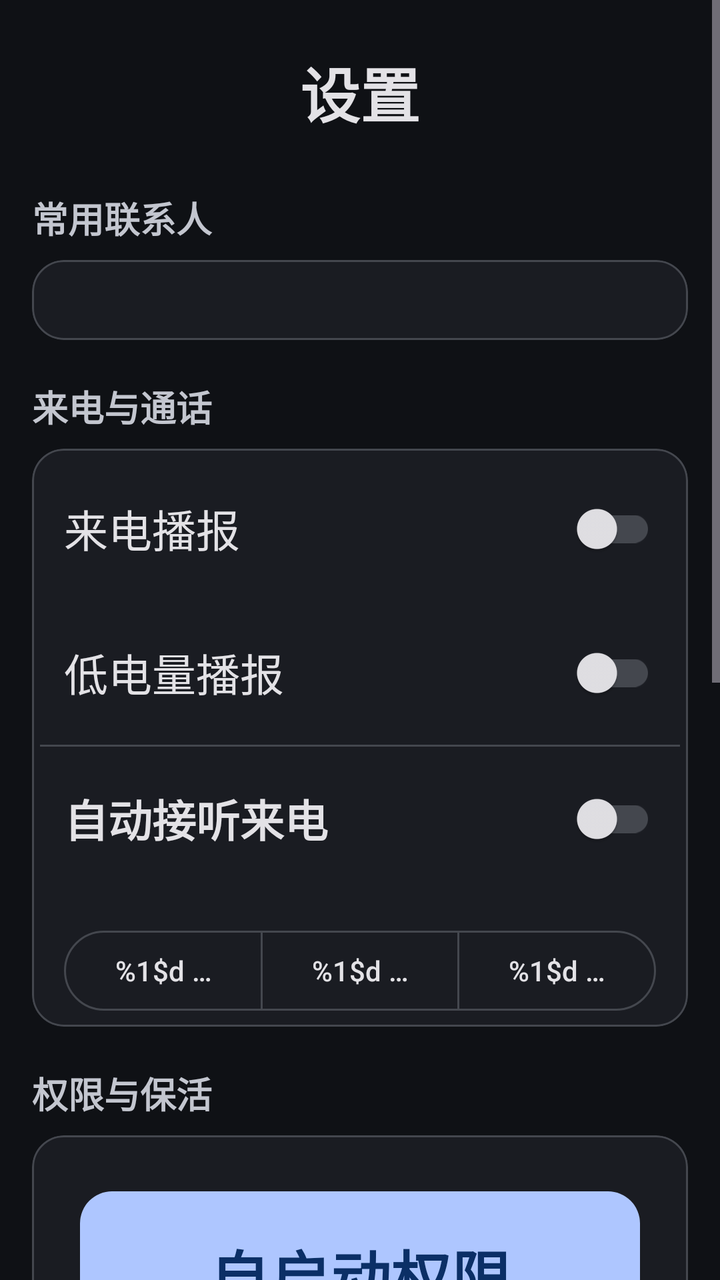
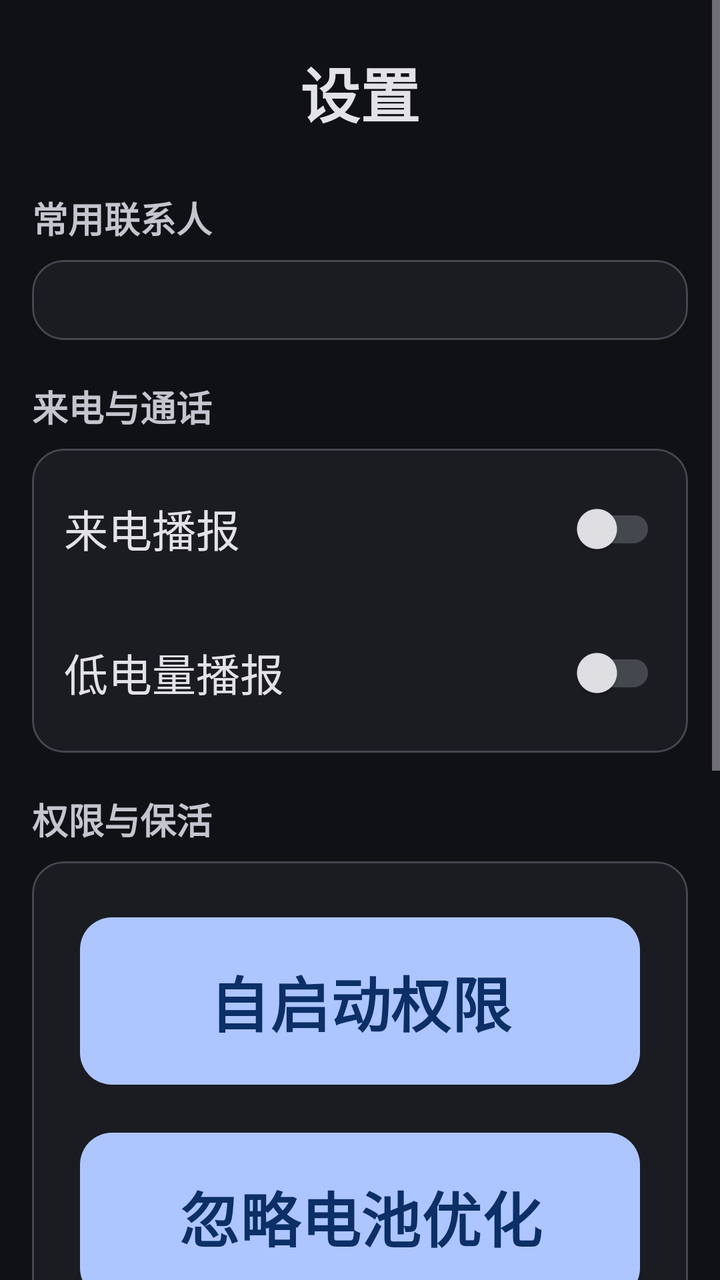

Screens rendered from an Android XML layout before and after an edit, with the pre-edit source and the edit as a unified diff.
<!-- AndroidManifest.xml: application theme Theme.ElderLauncher -->
<!-- res/layout/activity_settings.xml -->
<?xml version="1.0" encoding="utf-8"?>
<ScrollView xmlns:android="http://schemas.android.com/apk/res/android"
    xmlns:app="http://schemas.android.com/apk/res-auto"
    android:layout_width="match_parent"
    android:layout_height="match_parent"
    android:background="?android:colorBackground">

    <LinearLayout
        android:orientation="vertical"
        android:padding="16dp"
        android:layout_width="match_parent"
        android:layout_height="wrap_content">

        <TextView
            android:layout_width="match_parent"
            android:layout_height="wrap_content"
            android:text="@string/settings_title"
            android:textSize="30sp"
            android:textStyle="bold"
            android:gravity="center"
            android:textColor="?attr/colorOnSurface"
            android:padding="8dp" />

        
        <TextView
            android:layout_width="match_parent"
            android:layout_height="wrap_content"
            android:text="@string/set_fav_title"
            android:textSize="18sp"
            android:textStyle="bold"
            android:textColor="?attr/colorOnSurfaceVariant"
            android:layout_marginTop="20dp"
            android:layout_marginBottom="8dp" />

        <com.google.android.material.card.MaterialCardView
            android:layout_width="match_parent"
            android:layout_height="wrap_content"
            app:cardBackgroundColor="?attr/colorSurface"
            app:cardCornerRadius="16dp"
            app:strokeColor="?attr/colorOutline"
            app:strokeWidth="1dp"
            app:contentPadding="16dp">

            <LinearLayout
                android:orientation="vertical"
                android:layout_width="match_parent"
                android:layout_height="wrap_content">
                <TextView android:text="@string/set_fav_tip" android:textSize="14sp"
                    android:textColor="?attr/colorOnSurfaceVariant"
                    android:layout_marginBottom="8dp" />
                <LinearLayout
                    android:id="@+id/favContainer"
                    android:orientation="vertical"
                    android:layout_width="match_parent"
                    android:layout_height="wrap_content" />
            </LinearLayout>
        </com.google.android.material.card.MaterialCardView>

        
        <TextView
            android:layout_width="match_parent"
            android:layout_height="wrap_content"
            android:text="@string/section_call"
            android:textSize="18sp"
            android:textStyle="bold"
            android:textColor="?attr/colorOnSurfaceVariant"
            android:layout_marginTop="20dp"
            android:layout_marginBottom="8dp" />

        <com.google.android.material.card.MaterialCardView
            android:layout_width="match_parent"
            android:layout_height="wrap_content"
            app:cardBackgroundColor="?attr/colorSurface"
            app:cardCornerRadius="16dp"
            app:strokeColor="?attr/colorOutline"
            app:strokeWidth="1dp"
            app:contentPadding="4dp">

            <LinearLayout
                android:orientation="vertical"
                android:layout_width="match_parent"
                android:layout_height="wrap_content">

                <LinearLayout
                    android:orientation="horizontal"
                    android:gravity="center_vertical"
                    android:padding="12dp"
                    android:layout_width="match_parent"
                    android:layout_height="wrap_content">
                    <TextView android:text="@string/set_incoming" android:textSize="22sp"
                        android:textColor="?attr/colorOnSurface"
                        android:layout_weight="1" android:layout_width="0dp" android:layout_height="wrap_content" />
                    <com.google.android.material.switchmaterial.SwitchMaterial
                        android:id="@+id/swIncoming"
                        android:layout_width="wrap_content" android:layout_height="wrap_content" />
                </LinearLayout>

                <LinearLayout
                    android:orientation="horizontal"
                    android:gravity="center_vertical"
                    android:padding="12dp"
                    android:layout_width="match_parent"
                    android:layout_height="wrap_content">
                    <TextView android:text="@string/set_lowbattery" android:textSize="22sp"
                        android:textColor="?attr/colorOnSurface"
                        android:layout_weight="1" android:layout_width="0dp" android:layout_height="wrap_content" />
                    <com.google.android.material.switchmaterial.SwitchMaterial
                        android:id="@+id/swLow"
                        android:layout_width="wrap_content" android:layout_height="wrap_content" />
                </LinearLayout>

                <View
                    android:layout_width="match_parent"
                    android:layout_height="1dp"
                    android:background="?attr/colorOutline" />

                <LinearLayout
                    android:orientation="horizontal"
                    android:gravity="center_vertical"
                    android:padding="12dp"
                    android:layout_width="match_parent"
                    android:layout_height="wrap_content">
                    <TextView android:text="@string/auto_answer" android:textSize="22sp"
                        android:textStyle="bold" android:textColor="?attr/colorOnSurface"
                        android:layout_weight="1" android:layout_width="0dp" android:layout_height="wrap_content" />
                    <com.google.android.material.switchmaterial.SwitchMaterial
                        android:id="@+id/swAutoAnswer"
                        android:layout_width="wrap_content" android:layout_height="wrap_content" />
                </LinearLayout>

                <TextView android:text="@string/auto_answer_tip" android:textSize="14sp"
                    android:textColor="?attr/colorOnSurfaceVariant"
                    android:paddingStart="12dp" android:paddingEnd="12dp" />

                <TextView android:text="@string/auto_answer_delay" android:textSize="16sp"
                    android:textColor="?attr/colorOnSurface"
                    android:layout_marginTop="8dp"
                    android:paddingStart="12dp" android:paddingEnd="12dp" />

                <com.google.android.material.button.MaterialButtonToggleGroup
                    android:id="@+id/delayGroup"
                    android:layout_width="match_parent"
                    android:layout_height="wrap_content"
                    app:singleSelection="true"
                    android:layout_marginTop="8dp"
                    android:layout_marginStart="12dp"
                    android:layout_marginEnd="12dp">
                    <com.google.android.material.button.MaterialButton
                        android:id="@+id/btnDelay3"
                        style="?attr/materialButtonOutlinedStyle"
                        android:layout_width="0dp" android:layout_height="wrap_content"
                        android:layout_weight="1" android:text="@string/delay_sec" />
                    <com.google.android.material.button.MaterialButton
                        android:id="@+id/btnDelay5"
                        style="?attr/materialButtonOutlinedStyle"
                        android:layout_width="0dp" android:layout_height="wrap_content"
                        android:layout_weight="1" android:text="@string/delay_sec" />
                    <com.google.android.material.button.MaterialButton
                        android:id="@+id/btnDelay10"
                        style="?attr/materialButtonOutlinedStyle"
                        android:layout_width="0dp" android:layout_height="wrap_content"
                        android:layout_weight="1" android:text="@string/delay_sec" />
                </com.google.android.material.button.MaterialButtonToggleGroup>
            </LinearLayout>
        </com.google.android.material.card.MaterialCardView>

        
        <TextView
            android:layout_width="match_parent"
            android:layout_height="wrap_content"
            android:text="@string/section_permission"
            android:textSize="18sp"
            android:textStyle="bold"
            android:textColor="?attr/colorOnSurfaceVariant"
            android:layout_marginTop="20dp"
            android:layout_marginBottom="8dp" />

        <com.google.android.material.card.MaterialCardView
            android:layout_width="match_parent"
            android:layout_height="wrap_content"
            app:cardBackgroundColor="?attr/colorSurface"
            app:cardCornerRadius="16dp"
            app:strokeColor="?attr/colorOutline"
            app:strokeWidth="1dp"
            app:contentPadding="16dp">

            <LinearLayout
                android:orientation="vertical"
                android:layout_width="match_parent"
                android:layout_height="wrap_content">
                <com.google.android.material.button.MaterialButton
                    android:id="@+id/btnAutostart"
                    style="@style/BigButton"
                    android:layout_width="match_parent" android:layout_height="wrap_content"
                    android:text="@string/btn_autostart" />
                <TextView android:text="@string/autostart_tip" android:textSize="14sp"
                    android:textColor="?attr/colorOnSurfaceVariant"
                    android:padding="8dp" />
                <com.google.android.material.button.MaterialButton
                    android:id="@+id/btnBattery"
                    style="@style/BigButton"
                    android:layout_width="match_parent" android:layout_height="wrap_content"
                    android:text="@string/btn_battery"
                    android:layout_marginTop="4dp" />
                <TextView android:text="@string/battery_tip" android:textSize="14sp"
                    android:textColor="?attr/colorOnSurfaceVariant"
                    android:padding="8dp" />
            </LinearLayout>
        </com.google.android.material.card.MaterialCardView>

        
        <TextView
            android:layout_width="match_parent"
            android:layout_height="wrap_content"
            android:text="@string/section_default"
            android:textSize="18sp"
            android:textStyle="bold"
            android:textColor="?attr/colorOnSurfaceVariant"
            android:layout_marginTop="20dp"
            android:layout_marginBottom="8dp" />

        <com.google.android.material.card.MaterialCardView
            android:layout_width="match_parent"
            android:layout_height="wrap_content"
            app:cardBackgroundColor="?attr/colorSurface"
            app:cardCornerRadius="16dp"
            app:strokeColor="?attr/colorOutline"
            app:strokeWidth="1dp"
            app:contentPadding="16dp">

            <LinearLayout
                android:orientation="vertical"
                android:layout_width="match_parent"
                android:layout_height="wrap_content">
                <com.google.android.material.button.MaterialButton
                    android:id="@+id/btnDefault"
                    style="@style/BigButton"
                    android:layout_width="match_parent" android:layout_height="wrap_content"
                    android:text="@string/set_default_launcher" />
                <TextView android:text="@string/set_default_tip" android:textSize="14sp"
                    android:textColor="?attr/colorOnSurfaceVariant"
                    android:padding="8dp" />
                <com.google.android.material.button.MaterialButton
                    android:id="@+id/btnDefaultDialer"
                    style="@style/BigButton"
                    android:layout_width="match_parent" android:layout_height="wrap_content"
                    android:text="@string/set_default_dialer"
                    android:layout_marginTop="4dp" />
                <TextView android:text="@string/set_default_dialer_tip" android:textSize="14sp"
                    android:textColor="?attr/colorOnSurfaceVariant"
                    android:padding="8dp" />
            </LinearLayout>
        </com.google.android.material.card.MaterialCardView>

        <View
            android:layout_width="match_parent"
            android:layout_height="24dp" />
    </LinearLayout>
</ScrollView>
<!-- resources referenced by this layout -->
<resources>
  <string name="auto_answer">自动接听来电</string>
  <string name="auto_answer_delay">自动接听延迟</string>
  <string name="auto_answer_tip">开启后，来电将在设定秒数后自动接听，方便眼神不好的老人</string>
  <string name="autostart_tip">开启自启动与后台运行，手机重启后自动进入桌面</string>
  <string name="battery_tip">允许后台运行，避免被系统清理导致来电异常</string>
  <string name="btn_autostart">自启动权限</string>
  <string name="btn_battery">忽略电池优化</string>
  <string name="delay_sec">%1$d 秒</string>
  <string name="section_call">来电与通话</string>
  <string name="section_default">默认应用</string>
  <string name="section_permission">权限与保活</string>
  <string name="set_default_dialer">设为默认电话应用</string>
  <string name="set_default_dialer_tip">点击下方按钮打开系统默认应用设置，手动将“老人桌面”设为默认电话应用</string>
  <string name="set_default_launcher">设为默认桌面</string>
  <string name="set_default_tip">在系统设置中将“老人桌面”设为默认桌面，开机即进入本应用</string>
  <string name="set_fav_tip">在下方编辑桌面上的联系人（最多 3 个），可设置姓名、电话与头像</string>
  <string name="set_fav_title">常用联系人</string>
  <string name="set_incoming">来电播报</string>
  <string name="set_lowbattery">低电量播报</string>
  <string name="settings_title">设置</string>
  <style name="BigButton" parent="Widget.Material3.Button">
          <item name="android:textSize">30sp</item>
          <item name="android:textStyle">bold</item>
          <item name="android:padding">20dp</item>
          <item name="android:layout_margin">8dp</item>
          <item name="android:minHeight">64dp</item>
          <item name="cornerRadius">16dp</item>
      </style>
  <color name="colorPrimary">#AEC6FF</color>
  <color name="colorOnPrimary">#0B2F66</color>
  <color name="colorPrimaryContainer">#284786</color>
  <color name="colorOnPrimaryContainer">#D9E2FF</color>
  <color name="colorSecondary">#BEC6DC</color>
  <color name="colorOnSecondary">#283141</color>
  <color name="colorSecondaryContainer">#3E4759</color>
  <color name="colorOnSecondaryContainer">#DAE2F9</color>
  <color name="colorTertiary">#DDBCE4</color>
  <color name="colorOnTertiary">#3F2844</color>
  <color name="colorTertiaryContainer">#573E5C</color>
  <color name="colorOnTertiaryContainer">#FAD8FF</color>
  <color name="colorOnBackground">#E2E2E9</color>
  <color name="colorSurface">#1A1C22</color>
  <color name="colorOnSurface">#E3E2E6</color>
  <color name="colorSurfaceVariant">#2A2E37</color>
  <color name="colorOnSurfaceVariant">#C3C6CF</color>
  <color name="colorSurfaceContainer">#1E2128</color>
  <color name="colorSurfaceContainerHigh">#282C34</color>
  <color name="colorSurfaceContainerHighest">#33373F</color>
  <color name="colorOutline">#44474E</color>
  <color name="colorOutlineVariant">#2A2E37</color>
  <color name="colorError">#FFB4AB</color>
  <color name="colorOnError">#690005</color>
  <color name="colorErrorContainer">#93000A</color>
  <color name="colorOnErrorContainer">#FFDAD6</color>
  <color name="colorBackground">#0F1115</color>
  <!-- unchanged entries left out for length: 1 -->
</resources>

<!-- the commit's change to res/layout/activity_settings.xml (unified diff, before → after) -->
@@ -108,59 +108,6 @@
                         android:id="@+id/swLow"
                         android:layout_width="wrap_content" android:layout_height="wrap_content" />
                 </LinearLayout>
-
-                <View
-                    android:layout_width="match_parent"
-                    android:layout_height="1dp"
-                    android:background="?attr/colorOutline" />
-
-                <LinearLayout
-                    android:orientation="horizontal"
-                    android:gravity="center_vertical"
-                    android:padding="12dp"
-                    android:layout_width="match_parent"
-                    android:layout_height="wrap_content">
-                    <TextView android:text="@string/auto_answer" android:textSize="22sp"
-                        android:textStyle="bold" android:textColor="?attr/colorOnSurface"
-                        android:layout_weight="1" android:layout_width="0dp" android:layout_height="wrap_content" />
-                    <com.google.android.material.switchmaterial.SwitchMaterial
-                        android:id="@+id/swAutoAnswer"
-                        android:layout_width="wrap_content" android:layout_height="wrap_content" />
-                </LinearLayout>
-
-                <TextView android:text="@string/auto_answer_tip" android:textSize="14sp"
-                    android:textColor="?attr/colorOnSurfaceVariant"
-                    android:paddingStart="12dp" android:paddingEnd="12dp" />
-
-                <TextView android:text="@string/auto_answer_delay" android:textSize="16sp"
-                    android:textColor="?attr/colorOnSurface"
-                    android:layout_marginTop="8dp"
-                    android:paddingStart="12dp" android:paddingEnd="12dp" />
-
-                <com.google.android.material.button.MaterialButtonToggleGroup
-                    android:id="@+id/delayGroup"
-                    android:layout_width="match_parent"
-                    android:layout_height="wrap_content"
-                    app:singleSelection="true"
-                    android:layout_marginTop="8dp"
-                    android:layout_marginStart="12dp"
-                    android:layout_marginEnd="12dp">
-                    <com.google.android.material.button.MaterialButton
-                        android:id="@+id/btnDelay3"
-                        style="?attr/materialButtonOutlinedStyle"
-                        android:layout_width="0dp" android:layout_height="wrap_content"
-                        android:layout_weight="1" android:text="@string/delay_sec" />
-                    <com.google.android.material.button.MaterialButton
-                        android:id="@+id/btnDelay5"
-                        style="?attr/materialButtonOutlinedStyle"
-                        android:layout_width="0dp" android:layout_height="wrap_content"
-                        android:layout_weight="1" android:text="@string/delay_sec" />
-                    <com.google.android.material.button.MaterialButton
-                        android:id="@+id/btnDelay10"
-                        style="?attr/materialButtonOutlinedStyle"
-                        android:layout_width="0dp" android:layout_height="wrap_content"
-                        android:layout_weight="1" android:text="@string/delay_sec" />
-                </com.google.android.material.button.MaterialButtonToggleGroup>
             </LinearLayout>
         </com.google.android.material.card.MaterialCardView>
 
<!-- resource entries referenced after the edit -->
@@ -1,13 +1,9 @@
 <!-- resources referenced by this layout -->
 <resources>
-  <string name="auto_answer">自动接听来电</string>
-  <string name="auto_answer_delay">自动接听延迟</string>
-  <string name="auto_answer_tip">开启后，来电将在设定秒数后自动接听，方便眼神不好的老人</string>
   <string name="autostart_tip">开启自启动与后台运行，手机重启后自动进入桌面</string>
   <string name="battery_tip">允许后台运行，避免被系统清理导致来电异常</string>
   <string name="btn_autostart">自启动权限</string>
   <string name="btn_battery">忽略电池优化</string>
-  <string name="delay_sec">%1$d 秒</string>
   <string name="section_call">来电与通话</string>
   <string name="section_default">默认应用</string>
   <string name="section_permission">权限与保活</string>
